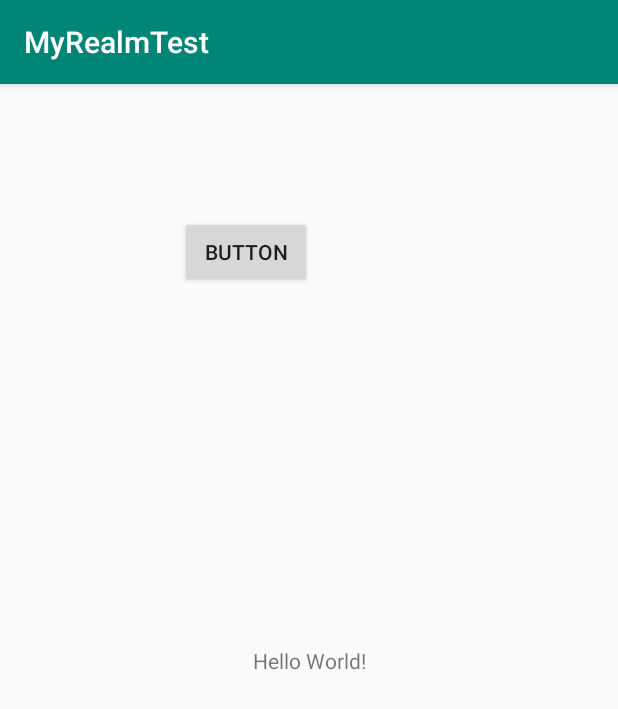
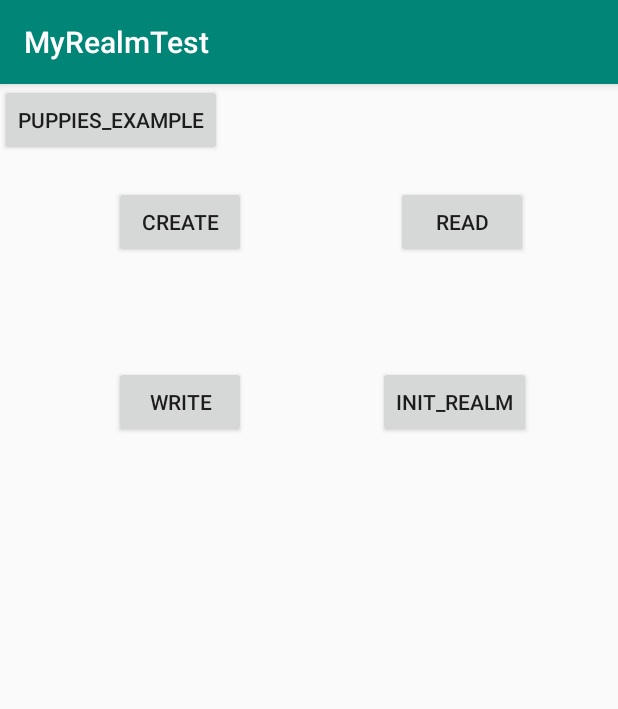
Before and after one commit to ediber/MyRealmTest, an Android app: the screen it shows after launch (MainActivity), on a phone screen of 412 x 824 dp. Shown: the top 709 px of the screen. Run offline under Robolectric (Android 15) with nearby library versions, the phone set to English and light mode, and no system bars; libraries missing offline, so code that uses them is left out: io.realm.

Commit message:
added working read and write examples

```diff
--- a/app/src/main/java/com/e/myrealmtest/MainActivity.java
+++ b/app/src/main/java/com/e/myrealmtest/MainActivity.java
@@ -1,7 +1,10 @@
 package com.e.myrealmtest;
 
 import androidx.appcompat.app.AppCompatActivity;
+import io.realm.OrderedCollectionChangeSet;
+import io.realm.OrderedRealmCollectionChangeListener;
 import io.realm.Realm;
+import io.realm.RealmConfiguration;
 import io.realm.RealmResults;
 
 import android.os.Bundle;
@@ -9,12 +12,17 @@ import android.view.View;
 
 public class MainActivity extends AppCompatActivity {
 
+    private RealmResults<Dog> puppies;
+    private Person person;
+    private Realm realm;
+    private Dog managedDog;
+
     @Override
     protected void onCreate(Bundle savedInstanceState) {
         super.onCreate(savedInstanceState);
         setContentView(R.layout.activity_main);
 
-        findViewById(R.id.button).setOnClickListener(new View.OnClickListener() {
+        findViewById(R.id.create).setOnClickListener(new View.OnClickListener() {
             @Override
             public void onClick(View v) {
                 // Use them like regular java objects
@@ -22,25 +30,70 @@ public class MainActivity extends AppCompatActivity {
                 dog.setName("Rex");
                 dog.setAge(1);
 
-// Initialize Realm (just once per application)
-                Realm.init(getApplicationContext());
-
-// Get a Realm instance for this thread
-                Realm realm = Realm.getDefaultInstance();
-
-// Query Realm for all dogs younger than 2 years old
-                final RealmResults<Dog> puppies = realm.where(Dog.class).lessThan("age", 2).findAll();
-                puppies.size(); // => 0 because no dogs have been added to the Realm yet
-
 // Persist your data in a transaction
                 realm.beginTransaction();
-                final Dog managedDog = realm.copyToRealm(dog); // Persist unmanaged objects
-                Person person = realm.createObject(Person.class); // Create managed objects directly
+                managedDog = realm.copyToRealm(dog); // Persist unmanaged objects
+                person = realm.createObject(Person.class); // Create managed objects directly
+                //     Person person = realm.createObject(Person.class, UUID.randomUUID().toString());
+                person.getDogs().add(managedDog);
+                realm.commitTransaction();
+
+            }
+        });
+
+        findViewById(R.id.read).setOnClickListener(new View.OnClickListener() {
+            @Override
+            public void onClick(View v) {
+                person = realm.where(Person.class).findFirst();
+            }
+        });
+
+        findViewById(R.id.write).setOnClickListener(new View.OnClickListener() {
+            @Override
+            public void onClick(View v) {
+                realm.beginTransaction();
+
+                // Use them like regular java objects
+                Dog dog = new Dog();
+                dog.setName("Rex");
+                dog.setAge(1);
+                managedDog = realm.copyToRealm(dog); // Persist unmanaged objects
+
+                person = realm.where(Person.class).findFirst();
                 person.getDogs().add(managedDog);
                 realm.commitTransaction();
             }
         });
 
+        findViewById(R.id.init_realm).setOnClickListener(new View.OnClickListener() {
+            @Override
+            public void onClick(View v) {
+                // Initialize Realm (just once per application)
+                Realm.init(getApplicationContext());
+
+// Get a Realm instance for this thread
+                realm = Realm.getDefaultInstance();
+            }
+        });
+
+        findViewById(R.id.puppies_example).setOnClickListener(new View.OnClickListener() {
+            @Override
+            public void onClick(View v) {
+                // Query Realm for all dogs younger than 2 years old
+                puppies = realm.where(Dog.class).lessThan("age", 2).findAll();
+                puppies.size(); // => 0 because no dogs have been added to the Realm yet
+
+
+                // Listeners will be notified when data changes
+                puppies.addChangeListener(new OrderedRealmCollectionChangeListener<RealmResults<Dog>>() {
+                    @Override
+                    public void onChange(RealmResults<Dog> results, OrderedCollectionChangeSet changeSet) {
+                        // Query results are updated in real time with fine grained notifications.
+                        changeSet.getInsertions(); // => [0] is added.
+                    }
+                });
+            }
+        });
 
     }
 }
--- a/app/src/main/java/com/e/myrealmtest/Person.java
+++ b/app/src/main/java/com/e/myrealmtest/Person.java
@@ -5,7 +5,7 @@ import io.realm.RealmObject;
 import io.realm.annotations.PrimaryKey;
 
 public class Person extends RealmObject {
-    @PrimaryKey
+   // @PrimaryKey
     private long id;
     private String name;
     private RealmList<Dog> dogs; // Declare one-to-many relationships
--- a/app/src/main/res/layout/activity_main.xml
+++ b/app/src/main/res/layout/activity_main.xml
@@ -6,23 +6,49 @@
     android:layout_height="match_parent"
     tools:context=".MainActivity">
 
-    <TextView
+    <Button
+        android:id="@+id/create"
         android:layout_width="wrap_content"
         android:layout_height="wrap_content"
-        android:text="Hello World!"
-        app:layout_constraintBottom_toBottomOf="parent"
-        app:layout_constraintLeft_toLeftOf="parent"
-        app:layout_constraintRight_toRightOf="parent"
+        android:layout_marginStart="76dp"
+        android:layout_marginTop="68dp"
+        android:text="create"
+        app:layout_constraintStart_toStartOf="parent"
         app:layout_constraintTop_toTopOf="parent" />
 
     <Button
-        android:id="@+id/button"
+        android:id="@+id/read"
         android:layout_width="wrap_content"
         android:layout_height="wrap_content"
-        android:layout_marginStart="120dp"
-        android:layout_marginTop="88dp"
-        android:text="Button"
-        app:layout_constraintStart_toStartOf="parent"
-        app:layout_constraintTop_toTopOf="parent" />
+        android:layout_marginStart="100dp"
+        android:text="read"
+        app:layout_constraintStart_toEndOf="@+id/create"
+        app:layout_constraintTop_toTopOf="@+id/create" />
+
+    <Button
+        android:id="@+id/write"
+        android:layout_width="wrap_content"
+        android:layout_height="wrap_content"
+        android:layout_marginTop="72dp"
+        android:text="write"
+        app:layout_constraintStart_toStartOf="@+id/create"
+        app:layout_constraintTop_toBottomOf="@+id/create" />
+
+    <Button
+        android:id="@+id/init_realm"
+        android:layout_width="wrap_content"
+        android:layout_height="wrap_content"
+        android:layout_marginStart="88dp"
+        android:text="init_realm"
+        app:layout_constraintStart_toEndOf="@+id/write"
+        app:layout_constraintTop_toTopOf="@+id/write" />
+
+    <Button
+        android:id="@+id/puppies_example"
+        android:layout_width="wrap_content"
+        android:layout_height="wrap_content"
+        android:text="puppies_example"
+        tools:layout_editor_absoluteX="76dp"
+        tools:layout_editor_absoluteY="304dp" />
 
 </androidx.constraintlayout.widget.ConstraintLayout>
```
